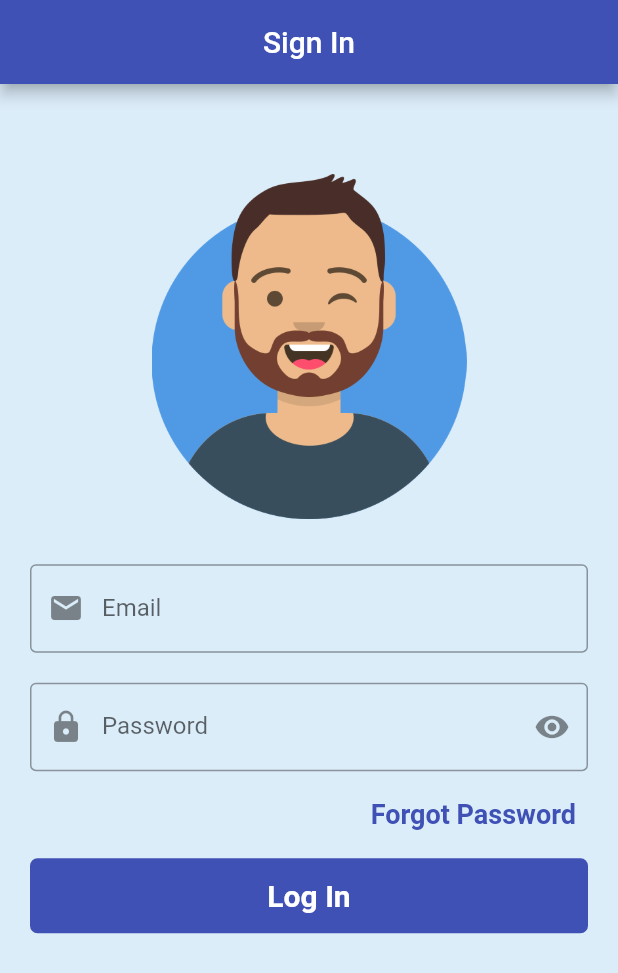
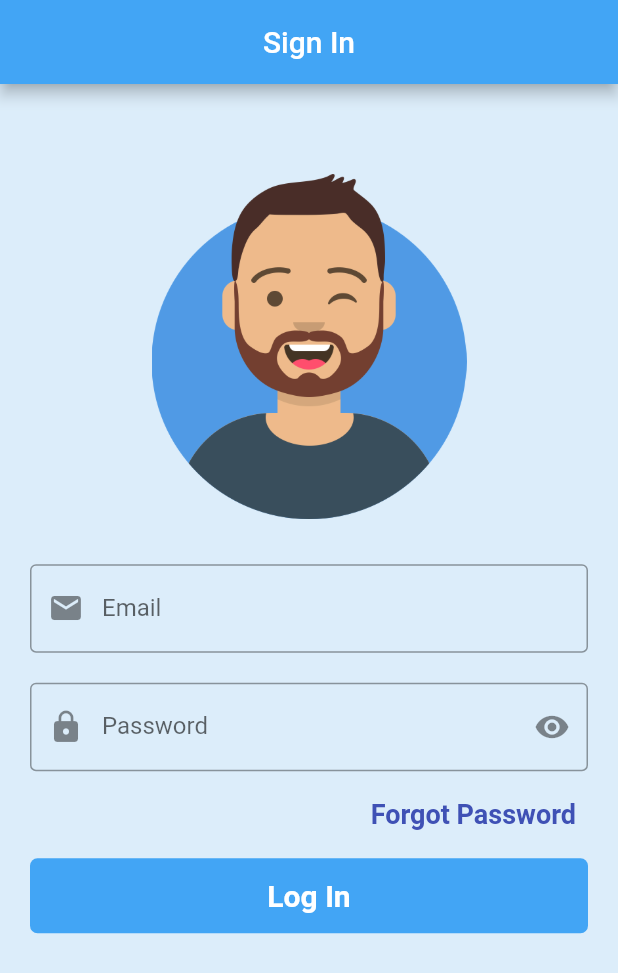
Before and after one commit to UserSampath/Lenzz-SPMS-mobileApp--Flutter, a Flutter app: the screen it shows after launch, after a tap on "Skip", on a phone screen of 412 x 824 dp. Shown: the top 973 px of the screen. Run offline on Flutter 3.47's test engine with Material 2 defaults, Android fonts, the phone set to English and light mode, and no system bars; our stand-ins replace device_preview, flutter_dotenv, google_nav_bar, shared_preferences, smooth_page_indicator; network calls fail.

Commit message:
After completing onboarding Screen and all

```diff
--- a/Lenzz-SPMS-Mobile-App/lib/assets/pages/intro_folder/intro_page1.dart
+++ b/Lenzz-SPMS-Mobile-App/lib/assets/pages/intro_folder/intro_page1.dart
@@ -5,7 +5,7 @@ class IntroPage1 extends StatelessWidget {
   @override
   Widget build(BuildContext context) {
     return Container(
-      color: Colors.indigo,
+      color: Colors.blue[400],
       child: Center(
           child: Column(
             crossAxisAlignment: CrossAxisAlignment.center,
--- a/Lenzz-SPMS-Mobile-App/lib/assets/pages/intro_folder/intro_page2.dart
+++ b/Lenzz-SPMS-Mobile-App/lib/assets/pages/intro_folder/intro_page2.dart
@@ -5,7 +5,7 @@ class IntroPage2 extends StatelessWidget {
   @override
   Widget build(BuildContext context) {
     return Container(
-      color: Colors.indigoAccent,
+      color: Colors.blue[400],
       child: Center(
         child: Column(
           crossAxisAlignment: CrossAxisAlignment.center,
@@ -13,13 +13,16 @@ class IntroPage2 extends StatelessWidget {
           children: [
             Column(
               children: [
-                Image.asset(
-                  "assets/gra.gif",
-                  width: 300.0,
-                  height: 300.0,
+                Padding(
+                  padding: const EdgeInsets.all(20.0),
+                  child: Image.asset(
+                    "assets/sed.gif",
+                    width: 300.0,
+                    height: 300.0,
+                  ),
                 ),
                 Text(
-                  "Software Developmenet Life Cycle ",
+                  "Team Sprit",
                   textAlign: TextAlign.center,
                   style: TextStyle(
                       color: Colors.white, fontWeight: FontWeight.bold, fontSize: 20),
@@ -27,9 +30,8 @@ class IntroPage2 extends StatelessWidget {
                 SizedBox(
                   child: Padding(
                     padding: const EdgeInsets.all(12.0),
-                    child: Text(
-                      "The software development life cycle, proper documentation, version control, and collaboration among team members are crucial for smooth progress and successful completion of the project.",
-                      textAlign: TextAlign.justify,
+                    child: Text("Collaborative Work \n Time Mangement \n Daily stand-ups",
+                      textAlign: TextAlign.left,
                       style: TextStyle(
                           color: Colors.white, fontWeight: FontWeight.normal, fontSize: 16),
                     ),
--- a/Lenzz-SPMS-Mobile-App/lib/assets/pages/intro_folder/intro_page3.dart
+++ b/Lenzz-SPMS-Mobile-App/lib/assets/pages/intro_folder/intro_page3.dart
@@ -1,11 +1,13 @@
 import 'package:flutter/material.dart';
+
+import '../login_page.dart';
 
 class IntroPage3 extends StatelessWidget {
 
   @override
   Widget build(BuildContext context) {
     return Container(
-      color: Colors.indigo[400],
+      color: Colors.blue[400],
       child: Center(
         child: Column(
           crossAxisAlignment: CrossAxisAlignment.center,
@@ -13,10 +15,13 @@ class IntroPage3 extends StatelessWidget {
           children: [
             Column(
               children: [
-                Image.asset(
-                  "assets/mag.png",
-                  width: 300.0,
-                  height: 300.0,
+                Padding(
+                  padding: const EdgeInsets.all(20.0),
+                  child: Image.asset(
+                    "assets/wed.gif",
+                    width: 300.0,
+                    height: 300.0,
+                  ),
                 ),
                 Text(
                   "Best Quality Software Products ",
@@ -35,6 +40,21 @@ class IntroPage3 extends StatelessWidget {
                     ),
                   ),
                 ),
+                Padding(
+                  padding: const EdgeInsets.all(40.0),
+                  child: FloatingActionButton.extended(
+                    label: Text('Get Starter'), // <-- Text
+                    backgroundColor: Colors.indigo,
+                    onPressed: () {
+                      Navigator.push(context,
+                        MaterialPageRoute(builder: (context){
+                          return Login();
+                        },
+                        ),
+                      );
+                    },
+                  ),
+                ),
               ],
             ),
 
--- a/Lenzz-SPMS-Mobile-App/lib/assets/pages/login_page.dart
+++ b/Lenzz-SPMS-Mobile-App/lib/assets/pages/login_page.dart
@@ -40,6 +40,7 @@ class _LoginState extends State<Login> {
       backgroundColor: const Color.fromARGB(255, 220, 237, 250),
       appBar: AppBar(
         title: const Text("Sign In"),
+        backgroundColor: Colors.blue[400],
         centerTitle: true,
         automaticallyImplyLeading: false,
       ),
@@ -196,7 +197,7 @@ class _LoginState extends State<Login> {
                   child: Container(
                     height: 50,
                     decoration: BoxDecoration(
-                      color: Colors.indigo,
+                      color: Colors.blue[400],
                       borderRadius: BorderRadius.circular(5),
                     ),
                     child: Center(
--- a/Lenzz-SPMS-Mobile-App/lib/assets/pages/onBoarding_screen.dart
+++ b/Lenzz-SPMS-Mobile-App/lib/assets/pages/onBoarding_screen.dart
@@ -3,7 +3,6 @@ import 'package:smooth_page_indicator/smooth_page_indicator.dart';
 import 'package:test_app/assets/pages/intro_folder/intro_page1.dart';
 import 'package:test_app/assets/pages/intro_folder/intro_page2.dart';
 import 'package:test_app/assets/pages/intro_folder/intro_page3.dart';
-
 import 'login_page.dart';
 
 class onBoardingScreen extends StatefulWidget {
@@ -51,7 +50,7 @@ class _onBoardingScreenState extends State<onBoardingScreen> {
                             ),
                           );
                         },
-                        child: Text("Skip")),
+                        child: Text("Skip", style: TextStyle(color: Colors.white),)),
                     //dot indicator
                     SmoothPageIndicator(controller: _controller, count: 3),
                     //next
@@ -65,14 +64,13 @@ class _onBoardingScreenState extends State<onBoardingScreen> {
                             ),
                           );
                         },
-                        child: Text("Done"))
+                        child: Text("Done", style: TextStyle(color: Colors.white)))
                         :GestureDetector(
                         onTap: (){
                           _controller.nextPage(duration: Duration(milliseconds: 500),
                               curve: Curves.easeIn);
                         },
-                        child: Text("Next"))
-
+                        child: Text("Next", style: TextStyle(color: Colors.white)))
                   ],
                 )
             )
```
Also changed, not shown: Lenzz-SPMS-Mobile-App/lib/assets/navbar.dart (deleted, +0 -10 lines), Lenzz-SPMS-Mobile-App/lib/assets/pages/chooseProject.dart (+8 -3 lines), Lenzz-SPMS-Mobile-App/lib/assets/pages/new_a.dart (+7 -22 lines), Lenzz-SPMS-Mobile-App/assets/weds.gif (added), 3 other files.
